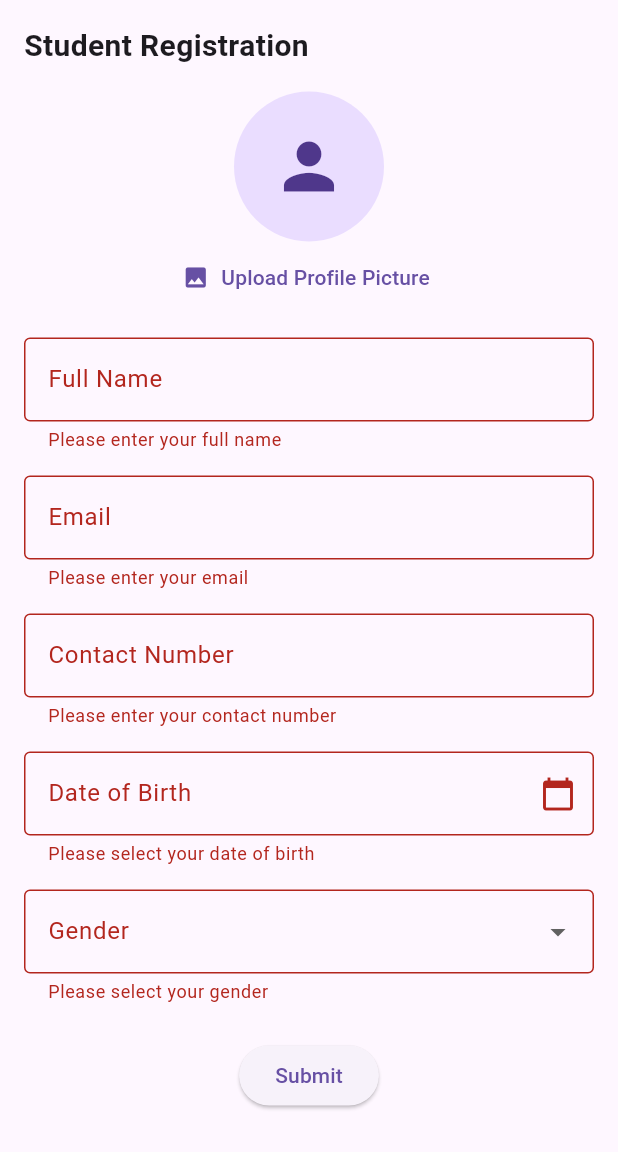
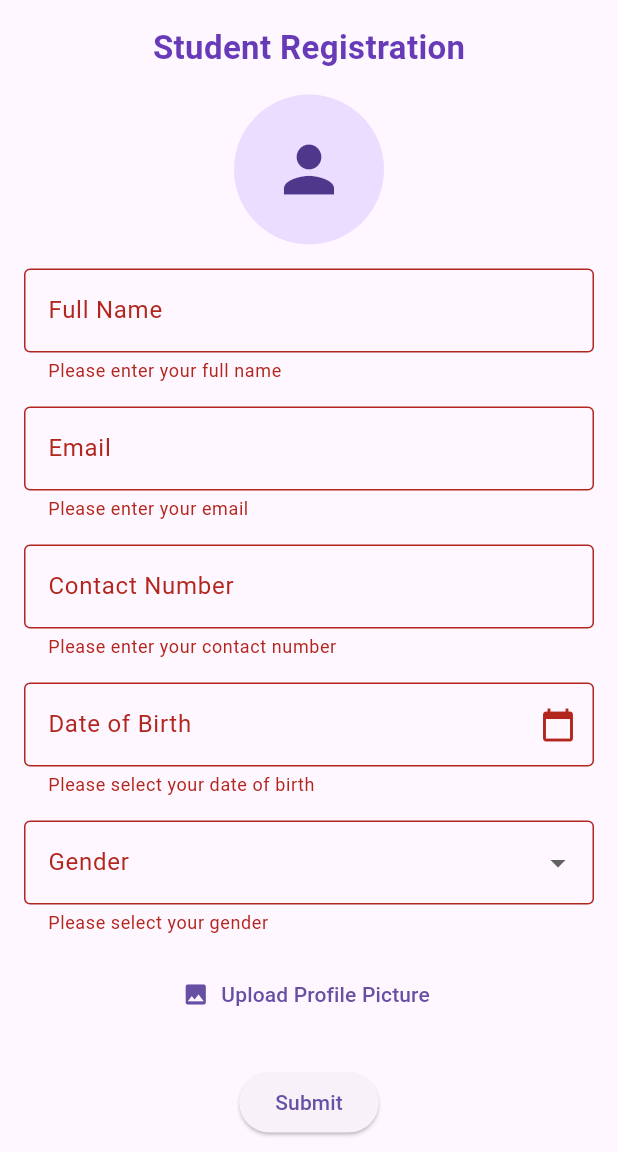
Before and after one commit to Goodwish-Engineering/Flutter-Task, a Flutter app: the screen it shows after launch, after a tap on "Submit", on a phone screen of 412 x 824 dp, the part 84-1236 px from its top. Run offline on Flutter 3.47's test engine with Material 3 defaults, Android fonts, the light colour scheme and no system bars; our stand-ins replace image_picker.

Commit message:
feat: complete student profile app with all requirements

```diff
--- a/lib/main.dart
+++ b/lib/main.dart
@@ -13,6 +13,7 @@ void main() {
     ),
   );
 }
+
 class MyApp extends StatelessWidget {
   const MyApp({super.key});
 
--- a/lib/screens/profile_display.dart
+++ b/lib/screens/profile_display.dart
@@ -1,7 +1,6 @@
 import 'package:flutter/material.dart';
 import 'package:provider/provider.dart';
 import '../providers/student_provider.dart';
-import '../models/student_model.dart';
 import 'registration_page.dart';
 
 class ProfileDisplayPage extends StatelessWidget {
@@ -60,10 +59,11 @@ class ProfileDisplayPage extends StatelessWidget {
               children: [
                 ElevatedButton(
                   onPressed: () {
-                    Navigator.pushReplacement(
+                    Navigator.push(
                       context,
                       MaterialPageRoute(
-                        builder: (context) => const StudentRegistrationPage(),
+                        builder: (context) =>
+                            const StudentRegistrationPage(isEditing: true),
                       ),
                     );
                   },
--- a/lib/screens/registration_page.dart
+++ b/lib/screens/registration_page.dart
@@ -7,7 +7,12 @@ import '../models/student_model.dart';
 import 'profile_display.dart';
 
 class StudentRegistrationPage extends StatefulWidget {
-  const StudentRegistrationPage({super.key});
+  final bool isEditing;
+
+  const StudentRegistrationPage({
+    super.key,
+    this.isEditing = false,
+  });
 
   @override
   State<StudentRegistrationPage> createState() =>
@@ -27,15 +32,17 @@ class _StudentRegistrationPageState extends State<StudentRegistrationPage> {
   @override
   void initState() {
     super.initState();
-    // Load existing data if any
-    final student =
-        Provider.of<StudentProvider>(context, listen: false).student;
-    if (student.name != null) _nameController.text = student.name!;
-    if (student.email != null) _emailController.text = student.email!;
-    if (student.contact != null) _contactController.text = student.contact!;
-    if (student.dob != null) _dobController.text = student.dob!;
-    _selectedGender = student.gender;
-    _profileImage = student.profileImage;
+    final studentProvider =
+        Provider.of<StudentProvider>(context, listen: false);
+
+    if (widget.isEditing) {
+      _nameController.text = studentProvider.student.name ?? '';
+      _emailController.text = studentProvider.student.email ?? '';
+      _contactController.text = studentProvider.student.contact ?? '';
+      _dobController.text = studentProvider.student.dob ?? '';
+      _selectedGender = studentProvider.student.gender;
+      _profileImage = studentProvider.student.profileImage;
+    }
   }
 
   Future<void> _pickImage() async {
@@ -56,25 +63,31 @@ class _StudentRegistrationPageState extends State<StudentRegistrationPage> {
       _selectedGender = null;
       _profileImage = null;
     });
-    Provider.of<StudentProvider>(context, listen: false).clearStudent();
   }
 
-  void _submitForm() {
+  void _submitForm() async {
     if (_formKey.currentState!.validate()) {
       if (_dobController.text.isEmpty) {
         ScaffoldMessenger.of(context).showSnackBar(
           const SnackBar(content: Text('Please select date of birth')),
         );
-      } else if (_selectedGender == null) {
+        return;
+      }
+
+      if (_selectedGender == null) {
         ScaffoldMessenger.of(context).showSnackBar(
           const SnackBar(content: Text('Please select gender')),
         );
-      } else if (_profileImage == null) {
+        return;
+      }
+
+      if (_profileImage == null) {
         ScaffoldMessenger.of(context).showSnackBar(
           const SnackBar(content: Text('Please upload a profile picture')),
         );
-      } else {
-        // Save to provider
+        return;
+      }
+
       Provider.of<StudentProvider>(context, listen: false).updateStudent(
         Student(
           name: _nameController.text,
@@ -86,13 +99,19 @@ class _StudentRegistrationPageState extends State<StudentRegistrationPage> {
         ),
       );
 
+      if (widget.isEditing) {
+        Navigator.pop(context);
+        ScaffoldMessenger.of(context).showSnackBar(
+          const SnackBar(content: Text('Profile updated successfully!')),
+        );
+      } else {
         Navigator.push(
           context,
           MaterialPageRoute(
             builder: (context) => const ProfileDisplayPage(),
           ),
-        ).then((_) => _clearForm());
-
+        );
+        _clearForm();
         ScaffoldMessenger.of(context).showSnackBar(
           const SnackBar(content: Text('Registration successful!')),
         );
@@ -122,29 +141,25 @@ class _StudentRegistrationPageState extends State<StudentRegistrationPage> {
           child: Column(
             crossAxisAlignment: CrossAxisAlignment.start,
             children: [
-              const Text(
+              Center(
+                child: Text(
                   'Student Registration',
-                style: TextStyle(fontSize: 20, fontWeight: FontWeight.bold),
+                  style: TextStyle(
+                    fontSize: 22,
+                    fontWeight: FontWeight.bold,
+                    color: Colors.deepPurple,
+                  ),
+                ),
               ),
               const SizedBox(height: 16),
               Center(
-                child: Column(
-                  children: [
-                    CircleAvatar(
+                child: CircleAvatar(
                   radius: 50,
-                      backgroundImage: _profileImage != null
-                          ? FileImage(_profileImage!)
-                          : null,
+                  backgroundImage:
+                      _profileImage != null ? FileImage(_profileImage!) : null,
                   child: _profileImage == null
                       ? const Icon(Icons.person, size: 50)
                       : null,
-                    ),
-                    TextButton.icon(
-                      onPressed: _pickImage,
-                      icon: const Icon(Icons.photo),
-                      label: const Text('Upload Profile Picture'),
-                    ),
-                  ],
                 ),
               ),
               const SizedBox(height: 16),
@@ -212,7 +227,7 @@ class _StudentRegistrationPageState extends State<StudentRegistrationPage> {
                   if (pickedDate != null) {
                     setState(() {
                       _dobController.text =
-                          "${pickedDate.toLocal()}".split(' ')[0];
+                          "${pickedDate.day}/${pickedDate.month}/${pickedDate.year}";
                     });
                   }
                 },
@@ -248,11 +263,19 @@ class _StudentRegistrationPageState extends State<StudentRegistrationPage> {
                   return null;
                 },
               ),
+              const SizedBox(height: 16),
+              Center(
+                child: TextButton.icon(
+                  onPressed: _pickImage,
+                  icon: const Icon(Icons.photo),
+                  label: const Text('Upload Profile Picture'),
+                ),
+              ),
               const SizedBox(height: 24),
               Center(
                 child: ElevatedButton(
                   onPressed: _submitForm,
-                  child: const Text('Submit'),
+                  child: Text(widget.isEditing ? 'Update Profile' : 'Submit'),
                 ),
               ),
             ],
```
Lines whose indentation alone changed are shown as unchanged.
